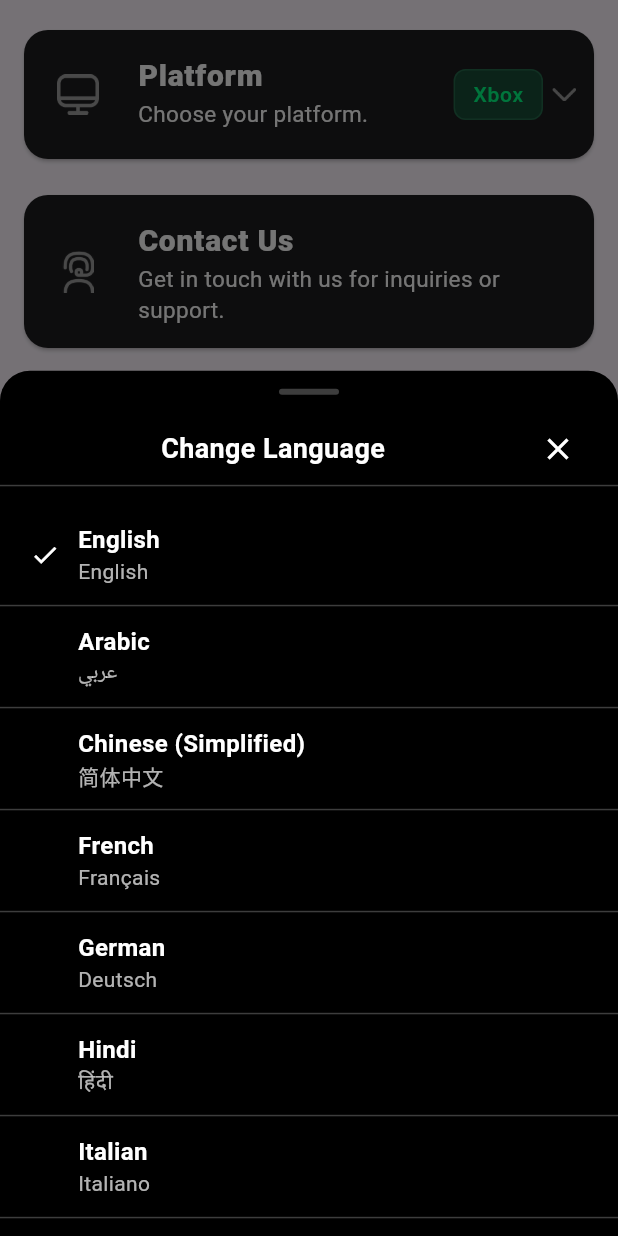
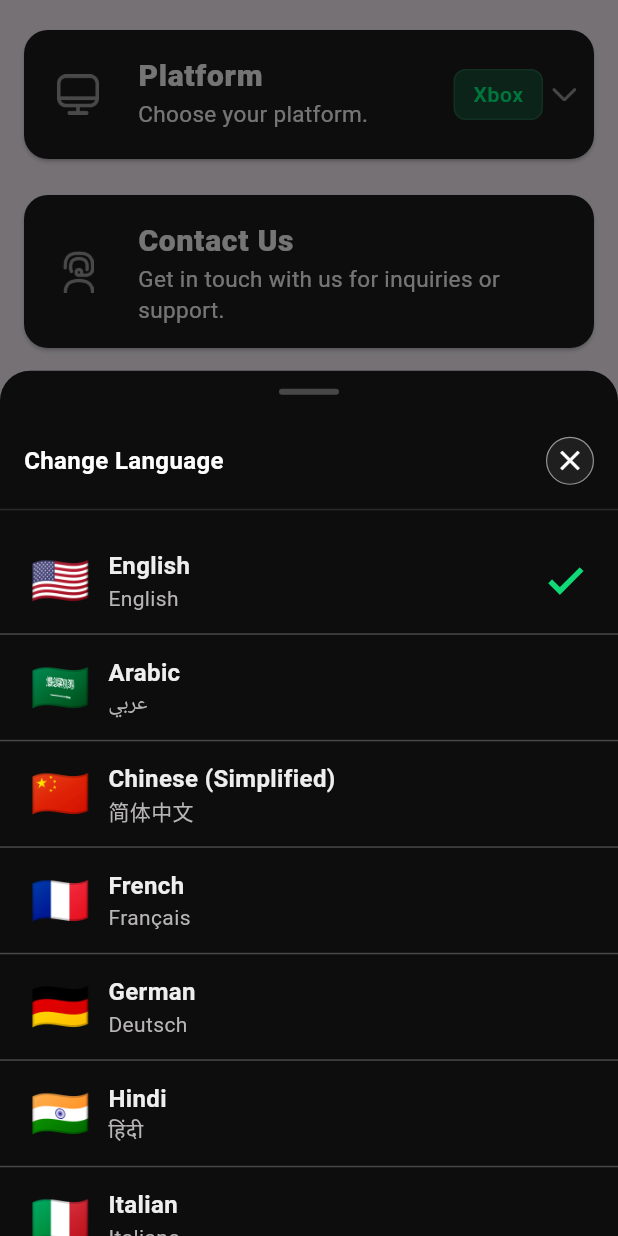
Before and after one commit to arleven/gta-all-in-one-cheats, a Flutter app: the SettingsScreen widget shown alone on an empty page, opened directly, after a tap on "Change Language", on a phone screen of 412 x 824 dp. Run offline on Flutter 3.47's test engine with Material 3 defaults, Android fonts, the phone set to English and light mode, and no system bars; our stand-ins replace connectivity_plus, firebase_analytics, firebase_core, firebase_crashlytics, flutter_native_timezone, flutter_tts and 6 more; missing offline and left inert: amplitude_flutter, appsflyer_sdk, country_codes, flutter_email_sender, flutter_jailbreak_detection, plist_parser and 2 more; accounts and stored records are empty; statements that could not run were skipped.

Commit message:
Language change bottom sheet UI changes

```diff
--- a/lib/Presentation/Settings_Screen/settings.dart
+++ b/lib/Presentation/Settings_Screen/settings.dart
@@ -435,7 +435,7 @@ class _SettingsScreenState extends State<SettingsScreen> {
           builder: (context, scrollController) {
             return Container(
               decoration: const BoxDecoration(
-                color: Colors.black,
+                color: Color.fromRGBO(13, 13, 13, 1),
                 borderRadius: BorderRadius.vertical(top: Radius.circular(20)),
               ),
               child: Column(
@@ -451,27 +451,48 @@ class _SettingsScreenState extends State<SettingsScreen> {
                   ),
                   const SizedBox(height: 12),
                   Padding(
-                    padding: const EdgeInsets.symmetric(horizontal: 16),
+                    padding: const EdgeInsets.all(16),
                     child: Row(
+                      mainAxisAlignment: MainAxisAlignment.spaceBetween,
                       children: [
-                        const Spacer(),
                         Text(
                           AppLocalizations.of(context)!.changeLanguageTitle,
                           style: const TextStyle(
-                            fontSize: 18,
-                            fontWeight: FontWeight.bold,
+                            fontSize: 16,
+                            fontWeight: FontWeight.w700,
                             color: Colors.white,
                           ),
                         ),
-                        const Spacer(),
-                        IconButton(
-                          icon: const Icon(Icons.close, color: Colors.white),
-                          onPressed: () => Navigator.pop(context),
+                        GestureDetector(
+                          onTap: () => Navigator.pop(context),
+                          child: Container(
+                            width: 32,
+                            height: 32,
+                            decoration: BoxDecoration(
+                              border: Border.all(
+                                width: 0.78,
+                                color: Color.fromRGBO(148, 148, 148, 1),
+                              ),
+                              color: Color.fromRGBO(32, 31, 31, 1),
+                              shape: BoxShape.circle,
+                            ),
+                            child: const Center(
+                              child: Icon(
+                                Icons.close,
+                                color: Colors.white,
+                                size: 22,
+                              ),
+                            ),
+                          ),
                         ),
                       ],
                     ),
                   ),
-                  const Divider(color: Colors.white24, height: 1),
+
+                  const Divider(
+                    color: Color.fromRGBO(150, 150, 150, 0.21),
+                    height: 1,
+                  ),
                   Expanded(
                     child: ListView.separated(
                       controller: scrollController,
@@ -508,21 +529,26 @@ class _SettingsScreenState extends State<SettingsScreen> {
                             ),
                             child: Row(
                               children: [
-                                isSelected
-                                    ? const Icon(
-                                        Icons.check,
-                                        color: Colors.white,
-                                        size: 20,
-                                      )
-                                    : const SizedBox(width: 20),
+                                Text(
+                                  _getFlagEmoji(code),
+                                  style: const TextStyle(fontSize: 32),
+                                ),
                                 const SizedBox(width: 12),
-                                Column(
-                                  crossAxisAlignment: CrossAxisAlignment.start,
+
+                                Expanded(
+                                  child: Column(
+                                    crossAxisAlignment:
+                                        CrossAxisAlignment.start,
                                     children: [
                                       Text(
                                         label,
                                         style: const TextStyle(
-                                        color: Colors.white,
+                                          color: Color.fromRGBO(
+                                            238,
+                                            238,
+                                            238,
+                                            1,
+                                          ),
                                           fontSize: 16,
                                           fontWeight: FontWeight.w600,
                                         ),
@@ -530,11 +556,26 @@ class _SettingsScreenState extends State<SettingsScreen> {
                                       Text(
                                         native,
                                         style: const TextStyle(
-                                        color: Colors.white70,
+                                          color: Color.fromRGBO(
+                                            184,
+                                            181,
+                                            181,
+                                            1,
+                                          ),
                                           fontSize: 14,
+                                          fontWeight: FontWeight.w400,
                                         ),
                                       ),
                                     ],
+                                  ),
+                                ),
+
+                                if (isSelected)
+                                  Icon(
+                                    Icons.check,
+                                    color: AppColors.primaryButton,
+                                    size: 30,
+                                    fontWeight: FontWeight.w900,
                                   ),
                               ],
                             ),
@@ -550,6 +591,47 @@ class _SettingsScreenState extends State<SettingsScreen> {
         );
       },
     );
+  }
+
+  String _getFlagEmoji(String code) {
+    switch (code) {
+      case 'en':
+        return '🇺🇸';
+      case 'ar':
+        return '🇸🇦';
+      case 'zh':
+        return '🇨🇳';
+      case 'fr':
+        return '🇫🇷';
+      case 'de':
+        return '🇩🇪';
+      case 'hi':
+        return '🇮🇳';
+      case 'it':
+        return '🇮🇹';
+      case 'ja':
+        return '🇯🇵';
+      case 'ko':
+        return '🇰🇷';
+      case 'pt':
+        return '🇧🇷';
+      case 'fil':
+        return '🇵🇭';
+      case 'ms':
+        return '🇲🇾';
+      case 'pl':
+        return '🇵🇱';
+      case 'ru':
+        return '🇷🇺';
+      case 'es':
+        return '🇪🇸';
+      case 'th':
+        return '🇹🇭';
+      case 'tr':
+        return '🇹🇷';
+      default:
+        return '🌐';
+    }
   }
 }
 
```
Lines whose indentation alone changed are shown as unchanged.
